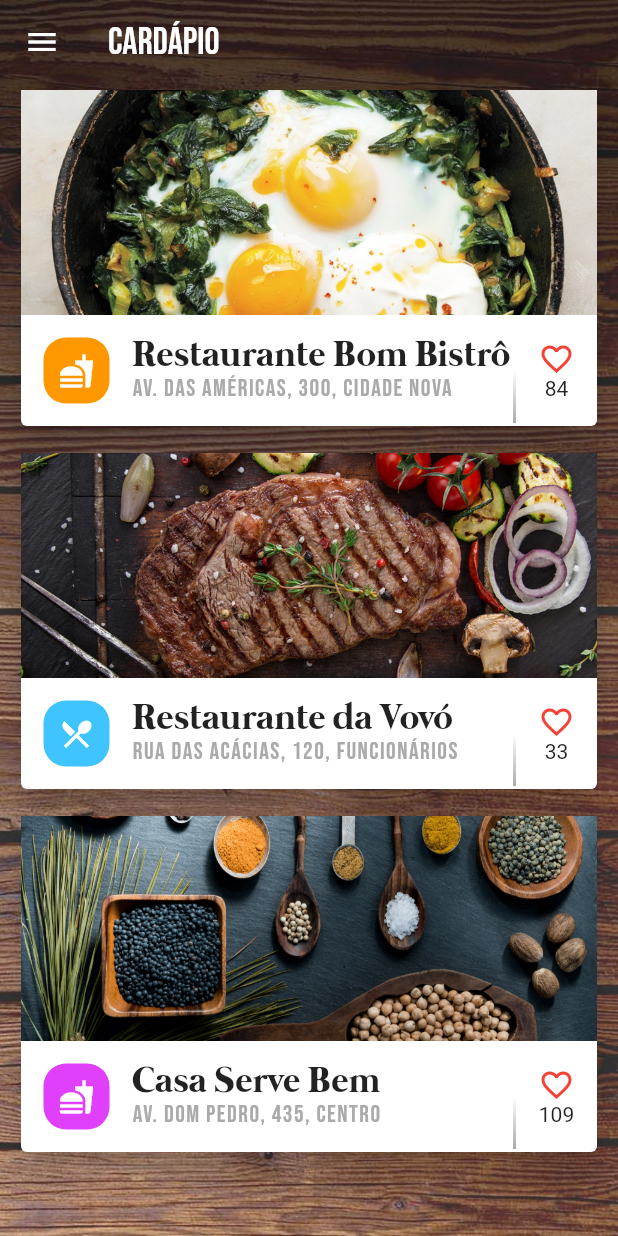
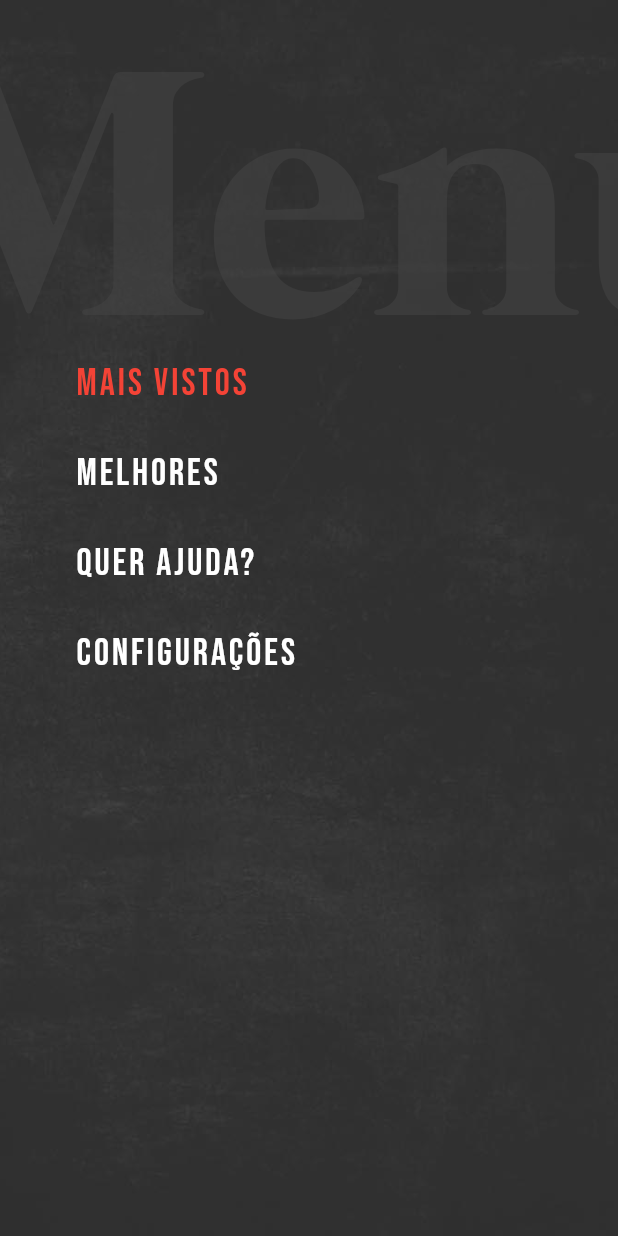
Before and after one commit to owilliammartins/App_Restaurante, a Flutter app: the screen it shows after launch, on a phone screen of 412 x 824 dp. Run offline on Flutter 3.47's test engine with Material 2 defaults, Android fonts, the phone set to English and light mode, and no system bars.

Commit message:
Separado o código do  menu. Criado arquivos separado para menu e  itens.

```diff
--- a/lib/main.dart
+++ b/lib/main.dart
@@ -1,17 +1,18 @@
+//import 'package:app_restaurante/tela_nova.dart';
+import 'package:app_restaurante/menu_screen.dart';
+import 'package:app_restaurante/tela_restaurante.dart';
 import 'package:flutter/material.dart';
 
 void main() => runApp(new MyApp());
 
 class MyApp extends StatelessWidget {
   @override
-
   Widget build(BuildContext context) {
     return new MaterialApp(
       title: 'Menu restaurante',
       theme: new ThemeData(
         primarySwatch: Colors.blue,
       ),
-
       home: new MyHomePage(),
     );
   }
@@ -23,14 +24,14 @@ class MyHomePage extends StatefulWidget {
 }
 
 class _MyHomePageState extends State<MyHomePage> {
-  @override
-  Widget build(BuildContext context) {
+  var telaAtiva = restauranteTela; //telaNova;
+
+
+
+  createContentDisplay() {
     return new Container(
       decoration: new BoxDecoration(
-        image: new DecorationImage(
-          image: new AssetImage('assets/wood_bk.jpg'),
-          fit: BoxFit.cover,
-        )
+        image: telaAtiva.background,
       ),
       child: new Scaffold(
         backgroundColor: Colors.transparent,
@@ -41,164 +42,28 @@ class _MyHomePageState extends State<MyHomePage> {
             icon: new Icon(Icons.menu),
             onPressed: () {
               //TODO:
-
             },
           ),
           title: new Text(
-            'Cardápio',
+            telaAtiva.title,
             style: new TextStyle(
               fontFamily: 'bebas-neue',
               fontSize: 25.0,
             ),
           ),
         ),
-        body: new ListView(
-          children: [
-            new _RestauranteCard(
-              headImageAssetPath: 'assets/eggs_in_skillet.jpg',
-              icon: Icons.fastfood,
-              iconBackgroundColor: Colors.orange,
-              title: 'Restaurante Bom Bistrô',
-              subtitle: 'Av. das Américas, 300, Cidade Nova',
-              heartCount: 84,
-
-            ),
-            new _RestauranteCard(
-              headImageAssetPath: 'assets/steak_on_cooktop.jpg',
-              icon: Icons.local_dining,
-              iconBackgroundColor: Colors.lightBlueAccent,
-              title: 'Restaurante da Vovó',
-              subtitle: 'Rua das Acácias, 120, Funcionários',
-              heartCount: 33,
-
-
-            ),
-            new _RestauranteCard(
-              headImageAssetPath: 'assets/spoons_of_spices.jpg',
-              icon: Icons.fastfood,
-              iconBackgroundColor: Colors.purpleAccent,
-              title: 'Casa Serve Bem',
-              subtitle: 'Av. Dom Pedro, 435, Centro',
-              heartCount: 109,
-
-
-            ),
-          ], // children cards
-        ),
+        body: telaAtiva.contentBuilder(context),
       ),
     );
   }
-}
-
-class _RestauranteCard extends StatelessWidget {
-  //_RestauranteCard({Key key}) : super(key: key);
-
-  final String headImageAssetPath;
-  final IconData icon;
-  final Color iconBackgroundColor;
-  final String title;
-  final String subtitle;
-  final int heartCount;
-
-  _RestauranteCard({
-    this.headImageAssetPath,
-    this.icon,
-    this.iconBackgroundColor,
-    this.title,
-    this.subtitle,
-    this.heartCount,
-  });
 
   @override
   Widget build(BuildContext context) {
-    return new Padding(
-      padding: const EdgeInsets.only(left: 10.0,right: 10.0, bottom: 10.0),
-        child: new Card(
-          elevation: 10.0,
-          child: Column(
-            children: [
-              new Image.asset(
-                headImageAssetPath,
-                width: double.infinity,
-                height: 150.0,
-                fit: BoxFit.cover,
-              ),
-              new Row(
-                children: [
-                  new Padding(
-                    padding: const EdgeInsets.all(15.0),
-                    child: new Container(
-                      padding: const EdgeInsets.all(10.0),
-                      decoration: new BoxDecoration(
-                        color: iconBackgroundColor,
-                        borderRadius: new BorderRadius.all(const Radius.circular(15.0))
-                      ),
-                      child: new Icon(
-                        icon,
-                        color: Colors.white,
-                      ),
-                    ),
-                  ),
-
-                  new Expanded(
-                    child: new Column(
-                      crossAxisAlignment: CrossAxisAlignment.start,
-                      children: [
-                        new Text(
-                          title,
-                          style: const TextStyle(
-                            fontSize: 25.0,
-                            fontFamily: 'mermaid'
-                          ),
-                        ),
-                        new Text(
-                          subtitle,
-                          style: const TextStyle(
-                            fontSize: 16.0,
-                            fontFamily: 'bebas-neue',
-                            letterSpacing: 1.0,
-                            color: const Color(0xFFAAAAAA)
-                          ),
-                        ),
-                      ],
-                    ),
-                  ),
-
-                  new Container(
-                    width: 2.0,
-                    height: 70.0,
-                    decoration: new BoxDecoration(
-                      gradient: new LinearGradient(
-                        colors: [
-                          Colors.white,
-                          Colors.white,
-                          const Color(0xFFAAAAAA),
-                        ],
-                        begin: Alignment.topCenter,
-                        end: Alignment.bottomCenter,
-                      ),
-                    ),
-                  ),
-
-                  new Padding(
-                    padding: const EdgeInsets.only(left: 15.0, right: 15.0),
-                    child: new Column(
-                      children: [
-                        new Icon(
-                          Icons.favorite_border,
-                          color: Colors.red,
-                        ),
-                        new Text(
-                          '$heartCount',
-                        ),
-                      ],
-                    )
-                  ),
-                ],
-              )
-            ], // children columns
-          ),
-        ),
+    return new Stack(
+      children: [
+        new MenuScreen(),
+//        createContentDisplay()
+      ],
     );
   }
 }
--- /dev/null
+++ b/lib/menu_screen.dart
@@ -0,0 +1,127 @@
+import 'package:flutter/material.dart';
+
+class MenuScreen extends StatefulWidget {
+  @override
+  _MenuScreenState createState() => new _MenuScreenState();
+}
+
+class _MenuScreenState extends State<MenuScreen> {
+
+  createMenuTitle() {
+    return new Transform(
+      transform: new Matrix4.translationValues(
+        -100.0,
+        0.0,
+        0.0,
+      ),
+      child: new OverflowBox(
+        maxWidth: double.infinity,
+        alignment: Alignment.topLeft,
+        child: new Padding(
+          padding: const EdgeInsets.all(30.0),
+          child: new Text(
+            'Menu',
+            style: new TextStyle(
+              color: const Color(0x88444444),
+              fontSize: 240.0,
+              fontFamily: 'mermaid',
+            ),
+            textAlign: TextAlign.left,
+            softWrap: false,
+          ),
+        ),
+      ),
+    );
+  }
+
+  createMenuItems() {
+    return new Transform(
+      transform: new Matrix4.translationValues(
+      0.0,
+      225.0,
+      0.0,
+      ),
+      child: new Column(
+        children: [
+          new _MenuListItem(
+            title: 'MAIS VISTOS',
+            isSelected: true,
+          ),
+          new _MenuListItem(
+            title: 'MELHORES',
+            isSelected: false,
+          ),
+          new _MenuListItem(
+            title: 'QUER AJUDA?',
+            isSelected: false,
+          ),
+          new _MenuListItem(
+            title: 'CONFIGURAÇÕES',
+            isSelected: false,
+          ),
+        ],
+      ),
+    );
+  }
+
+
+  @override
+  Widget build(BuildContext context) {
+    return new Container(
+      width: double.infinity,
+      height: double.infinity,
+      decoration: new BoxDecoration(
+          image: new DecorationImage(
+        image: new AssetImage('assets/dark_grunge_bk.jpg'),
+        fit: BoxFit.cover,
+      )),
+      child: new Material(
+        color: Colors.transparent,
+        child: new Stack(
+          children: <Widget>[
+            createMenuTitle(),
+            createMenuItems(),
+          ],
+        ),
+      ),
+    );
+  }
+}
+
+  class _MenuListItem extends StatelessWidget {
+
+  final String title;
+  final bool isSelected;
+
+  _MenuListItem({
+    this.title,
+    this.isSelected,
+  });
+
+  @override
+  Widget build(BuildContext context) {
+    return new InkWell(
+      splashColor: const Color(0x44000000),
+      onTap: isSelected
+      ? null
+      :() {
+        //TODO:
+      },
+      child: Container(
+        width: double.infinity,
+        child: new Padding(
+          padding: const EdgeInsets.only(left: 50.0,top: 15.0,bottom: 15.0),
+          child: new Text(
+            title,
+            style: new TextStyle(
+              color: isSelected ? Colors.red : Colors.white,
+              fontSize: 25.0,
+              fontFamily: 'bebas-neue',
+              letterSpacing: 2.0,
+            ),
+          ),
+        ),
+      ),
+    );
+  }
+  }
--- /dev/null
+++ b/lib/tela_nova.dart
@@ -0,0 +1,35 @@
+import 'package:flutter/material.dart';
+import 'package:app_restaurante/zoom_scaffold.dart';
+
+final telaNova = new Tela (
+  title: 'Nova tela',
+  background: new DecorationImage(
+    image: new AssetImage('assets/other_screen_bk.jpg'),
+    fit: BoxFit.cover,
+    colorFilter: new ColorFilter.mode(const Color(0xCC000000), BlendMode.multiply),
+  ),
+  contentBuilder: (BuildContext context){
+    return new Center(
+      child: new Container(
+        height: 300.0,
+        child: new Padding (
+          padding: const EdgeInsets.all(25.0),
+          child: new Card(
+            child: new Column(
+              children:[
+                new Image.asset('assets/other_screen_card_photo.jpg'),
+                new Expanded(
+                    child: new Center(
+                      child: new Text(
+                        'Esta é uma nova tela.'
+                      ),
+                    ),
+                ),
+              ],
+            ),
+          ),
+        ),
+      ),
+    );
+  }
+);
--- a/pubspec.yaml
+++ b/pubspec.yaml
@@ -32,6 +32,9 @@ flutter:
     - assets/eggs_in_skillet.jpg
     - assets/steak_on_cooktop.jpg
     - assets/spoons_of_spices.jpg
+    - assets/other_screen_bk.jpg
+    - assets/other_screen_card_photo.jpg
+    - assets/dark_grunge_bk.jpg
 
   # An image asset can refer to one or more resolution-specific "variants", see
   # https://flutter.io/assets-and-images/#resolution-aware.
```
Also changed, not shown: lib/tela_restaurante.dart (added, +160 -0 lines), lib/zoom_scaffold.dart (added, +15 -0 lines).
